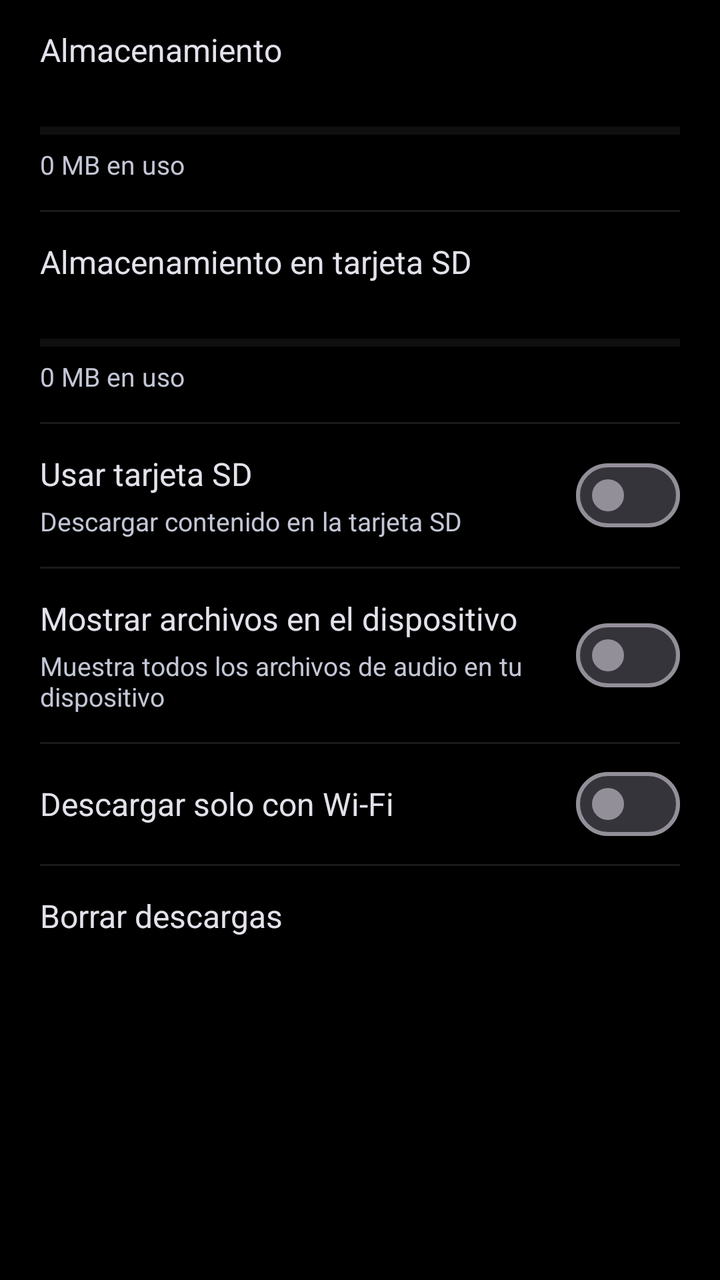
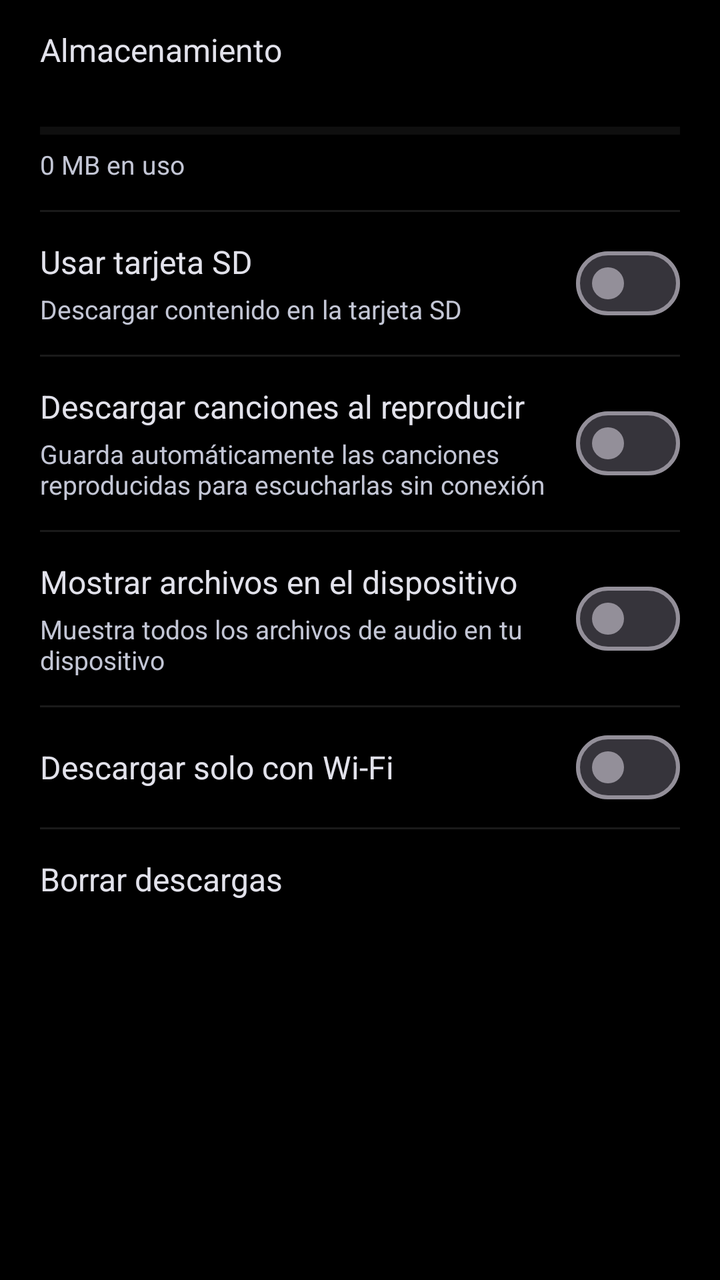

Screens rendered from an Android XML layout before and after an edit, with the pre-edit source and the edit as a unified diff.
<!-- AndroidManifest.xml: application theme Theme.Sleppify -->
<!-- res/layout/settings_downloads.xml -->
<?xml version="1.0" encoding="utf-8"?>
<ScrollView xmlns:android="http://schemas.android.com/apk/res/android"
    android:id="@+id/svSettingsDownloads"
    android:layout_width="match_parent"
    android:layout_height="match_parent"
    android:background="#FF000000"
    android:clipToPadding="false"
    android:paddingBottom="32dp">

    <LinearLayout
        android:layout_width="match_parent"
        android:layout_height="wrap_content"
        android:orientation="vertical"
        android:paddingHorizontal="20dp"
        android:paddingTop="0dp">

        
        <TextView
            android:layout_width="wrap_content"
            android:layout_height="wrap_content"
            android:paddingTop="14dp"
            android:paddingBottom="4dp"
            android:text="Almacenamiento"
            android:textColor="@color/text_primary"
            android:textSize="16sp" />

        <TextView
            android:id="@+id/tvDownloadsStorageFree"
            android:layout_width="match_parent"
            android:layout_height="wrap_content"
            android:gravity="end"
            android:paddingBottom="6dp"
            android:text=""
            android:textColor="@color/text_secondary"
            android:textSize="13sp" />

        <ProgressBar
            android:id="@+id/pbStorageInternal"
            style="?android:attr/progressBarStyleHorizontal"
            android:layout_width="match_parent"
            android:layout_height="4dp"
            android:max="100"
            android:progress="0"
            android:progressTint="@color/stitch_blue"
            android:progressBackgroundTint="#33FFFFFF" />

        <TextView
            android:id="@+id/tvDownloadsStorageUsed"
            android:layout_width="wrap_content"
            android:layout_height="wrap_content"
            android:paddingTop="6dp"
            android:paddingBottom="14dp"
            android:text="0 MB en uso"
            android:textColor="@color/text_secondary"
            android:textSize="13sp" />

        <View
            android:layout_width="match_parent"
            android:layout_height="1dp"
            android:background="#1AFFFFFF" />

        
        <LinearLayout
            android:id="@+id/sectionSdStorage"
            android:layout_width="match_parent"
            android:layout_height="wrap_content"
            android:orientation="vertical">

            <TextView
                android:layout_width="wrap_content"
                android:layout_height="wrap_content"
                android:paddingTop="14dp"
                android:paddingBottom="4dp"
                android:text="Almacenamiento en tarjeta SD"
                android:textColor="@color/text_primary"
                android:textSize="16sp" />

            <TextView
                android:id="@+id/tvDownloadsSdFree"
                android:layout_width="match_parent"
                android:layout_height="wrap_content"
                android:gravity="end"
                android:paddingBottom="6dp"
                android:text=""
                android:textColor="@color/text_secondary"
                android:textSize="13sp" />

            <ProgressBar
                android:id="@+id/pbStorageSd"
                style="?android:attr/progressBarStyleHorizontal"
                android:layout_width="match_parent"
                android:layout_height="4dp"
                android:max="100"
                android:progress="0"
                android:progressTint="@color/stitch_blue"
                android:progressBackgroundTint="#33FFFFFF" />

            <TextView
                android:id="@+id/tvDownloadsSdUsed"
                android:layout_width="wrap_content"
                android:layout_height="wrap_content"
                android:paddingTop="6dp"
                android:paddingBottom="14dp"
                android:text="0 MB en uso"
                android:textColor="@color/text_secondary"
                android:textSize="13sp" />

            <View
                android:layout_width="match_parent"
                android:layout_height="1dp"
                android:background="#1AFFFFFF" />
        </LinearLayout>

        
        <LinearLayout
            android:id="@+id/rowUseSdCard"
            android:layout_width="match_parent"
            android:layout_height="wrap_content"
            android:gravity="center_vertical"
            android:orientation="horizontal"
            android:paddingVertical="14dp">

            <LinearLayout
                android:layout_width="0dp"
                android:layout_height="wrap_content"
                android:layout_weight="1"
                android:orientation="vertical">

                <TextView
                    android:layout_width="wrap_content"
                    android:layout_height="wrap_content"
                    android:text="Usar tarjeta SD"
                    android:textColor="@color/text_primary"
                    android:textSize="16sp" />

                <TextView
                    android:layout_width="wrap_content"
                    android:layout_height="wrap_content"
                    android:layout_marginTop="4dp"
                    android:text="Descargar contenido en la tarjeta SD"
                    android:textColor="@color/text_secondary"
                    android:textSize="13sp" />
            </LinearLayout>

            <com.google.android.material.materialswitch.MaterialSwitch
                android:id="@+id/swUseSdCard"
                android:layout_width="wrap_content"
                android:layout_height="wrap_content"
                android:minWidth="0dp"
                android:minHeight="0dp" />
        </LinearLayout>

        <View
            android:id="@+id/dividerAfterSd"
            android:layout_width="match_parent"
            android:layout_height="1dp"
            android:background="#1AFFFFFF" />

        
        <LinearLayout
            android:layout_width="match_parent"
            android:layout_height="wrap_content"
            android:gravity="center_vertical"
            android:orientation="horizontal"
            android:paddingVertical="14dp">

            <LinearLayout
                android:layout_width="0dp"
                android:layout_height="wrap_content"
                android:layout_weight="1"
                android:orientation="vertical">

                <TextView
                    android:layout_width="wrap_content"
                    android:layout_height="wrap_content"
                    android:text="Mostrar archivos en el dispositivo"
                    android:textColor="@color/text_primary"
                    android:textSize="16sp" />

                <TextView
                    android:layout_width="wrap_content"
                    android:layout_height="wrap_content"
                    android:layout_marginTop="4dp"
                    android:text="Muestra todos los archivos de audio en tu dispositivo"
                    android:textColor="@color/text_secondary"
                    android:textSize="13sp" />
            </LinearLayout>

            <com.google.android.material.materialswitch.MaterialSwitch
                android:id="@+id/swShowDeviceFiles"
                android:layout_width="wrap_content"
                android:layout_height="wrap_content"
                android:minWidth="0dp"
                android:minHeight="0dp" />
        </LinearLayout>

        <View
            android:layout_width="match_parent"
            android:layout_height="1dp"
            android:background="#1AFFFFFF" />

        
        <LinearLayout
            android:layout_width="match_parent"
            android:layout_height="wrap_content"
            android:gravity="center_vertical"
            android:orientation="horizontal"
            android:paddingVertical="14dp">

            <TextView
                android:layout_width="0dp"
                android:layout_height="wrap_content"
                android:layout_weight="1"
                android:text="Descargar solo con Wi-Fi"
                android:textColor="@color/text_primary"
                android:textSize="16sp" />

            <com.google.android.material.materialswitch.MaterialSwitch
                android:id="@+id/swDownloadWifiOnly"
                android:layout_width="wrap_content"
                android:layout_height="wrap_content"
                android:minWidth="0dp"
                android:minHeight="0dp" />
        </LinearLayout>

        <View
            android:layout_width="match_parent"
            android:layout_height="1dp"
            android:background="#1AFFFFFF" />

        
        <LinearLayout
            android:id="@+id/rowDownloadsDelete"
            android:layout_width="match_parent"
            android:layout_height="wrap_content"
            android:background="?attr/selectableItemBackground"
            android:clickable="true"
            android:focusable="true"
            android:paddingVertical="14dp">

            <TextView
                android:id="@+id/tvDownloadsDeleteTitle"
                android:layout_width="wrap_content"
                android:layout_height="wrap_content"
                android:text="Borrar descargas"
                android:textColor="@color/text_primary"
                android:textSize="16sp" />
        </LinearLayout>

    </LinearLayout>
</ScrollView>
<!-- resources referenced by this layout -->
<resources>
  <color name="stitch_blue">#AEC7FD</color>
  <color name="text_primary">#e2e2eb</color>
  <color name="text_secondary">#c3c6d5</color>
  <style name="Theme.Sleppify" parent="Base.Theme.Sleppify" />
  <style name="Base.Theme.Sleppify" parent="Theme.Material3.Dark.NoActionBar">
          
          <item name="colorPrimary">@color/stitch_blue</item>
          <item name="colorSecondary">@color/stitch_blue_light</item>
          <item name="android:windowBackground">@color/surface_dark</item>
          <item name="android:navigationBarColor">@color/surface_dark</item>
          <item name="android:statusBarColor">@color/surface_dark</item>
          <item name="android:textColorPrimary">@color/text_primary</item>
          <item name="android:textColorSecondary">@color/text_secondary</item>
      </style>
  <color name="stitch_blue_light">#AEC7FD</color>
  <color name="surface_dark">#111319</color>
</resources>

<!-- the commit's change to res/layout/settings_downloads.xml (unified diff, before → after) -->
@@ -64,7 +64,8 @@
             android:id="@+id/sectionSdStorage"
             android:layout_width="match_parent"
             android:layout_height="wrap_content"
-            android:orientation="vertical">
+            android:orientation="vertical"
+            android:visibility="gone">
 
             <TextView
                 android:layout_width="wrap_content"
@@ -134,6 +135,7 @@
                     android:textSize="16sp" />
 
                 <TextView
+                    android:id="@+id/tvUseSdCardSubtitle"
                     android:layout_width="wrap_content"
                     android:layout_height="wrap_content"
                     android:layout_marginTop="4dp"
@@ -158,6 +160,50 @@
 
         
         <LinearLayout
+            android:id="@+id/rowAutoDownloadOnPlay"
+            android:layout_width="match_parent"
+            android:layout_height="wrap_content"
+            android:gravity="center_vertical"
+            android:orientation="horizontal"
+            android:paddingVertical="14dp">
+
+            <LinearLayout
+                android:layout_width="0dp"
+                android:layout_height="wrap_content"
+                android:layout_weight="1"
+                android:orientation="vertical">
+
+                <TextView
+                    android:layout_width="wrap_content"
+                    android:layout_height="wrap_content"
+                    android:text="Descargar canciones al reproducir"
+                    android:textColor="@color/text_primary"
+                    android:textSize="16sp" />
+
+                <TextView
+                    android:layout_width="wrap_content"
+                    android:layout_height="wrap_content"
+                    android:layout_marginTop="4dp"
+                    android:text="Guarda automáticamente las canciones reproducidas para escucharlas sin conexión"
+                    android:textColor="@color/text_secondary"
+                    android:textSize="13sp" />
+            </LinearLayout>
+
+            <com.google.android.material.materialswitch.MaterialSwitch
+                android:id="@+id/swAutoDownloadOnPlay"
+                android:layout_width="wrap_content"
+                android:layout_height="wrap_content"
+                android:minWidth="0dp"
+                android:minHeight="0dp" />
+        </LinearLayout>
+
+        <View
+            android:layout_width="match_parent"
+            android:layout_height="1dp"
+            android:background="#1AFFFFFF" />
+
+        
+        <LinearLayout
             android:layout_width="match_parent"
             android:layout_height="wrap_content"
             android:gravity="center_vertical"
